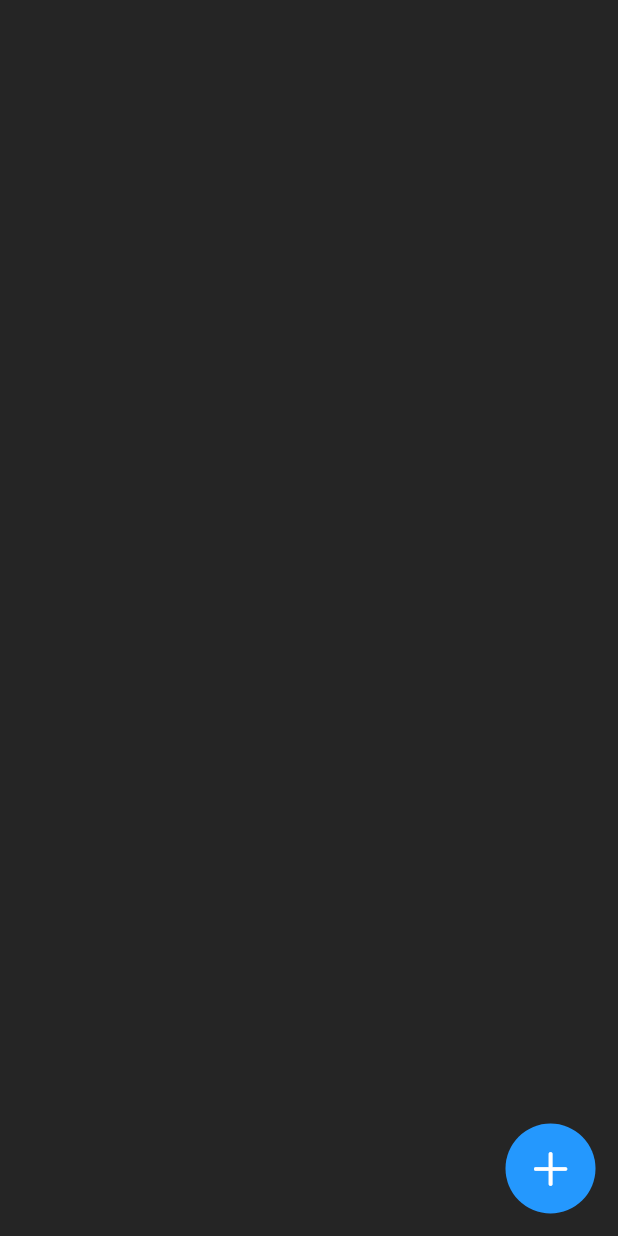
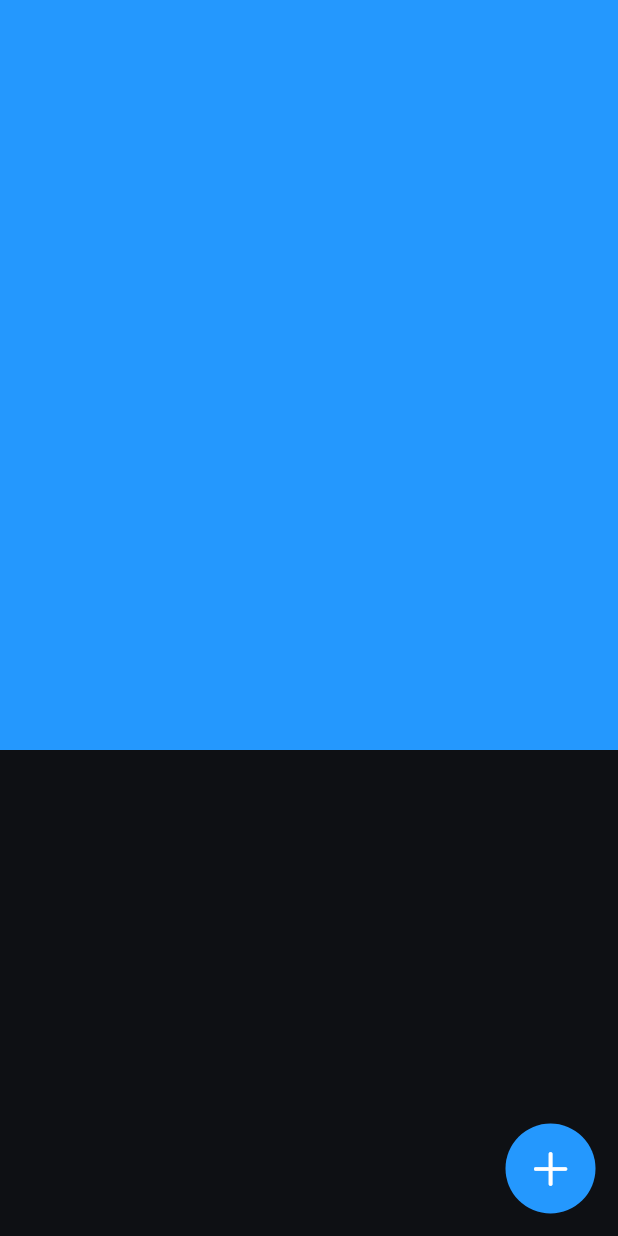
Before and after one commit to MBalaguid/iOS-bottom-sheet, a Flutter app: the screen it shows after launch, on a phone screen of 412 x 824 dp. Run offline on Flutter 3.47's test engine with Material 2 defaults, Android fonts, the phone set to English and light mode, and no system bars.

Commit message:
fix scroll 👌

```diff
--- a/lib/bottom.dart
+++ b/lib/bottom.dart
@@ -14,15 +14,16 @@ class _bottombuttonState extends State<bottombutton> {
 
   @override
   Widget build(BuildContext context) {
-    return Container(
+    return Stack(
+      children: [
+        Positioned(
+          bottom: 0,
+          right: 0,
+          left: 0,
           child: Column(
             mainAxisAlignment: MainAxisAlignment.end,
             crossAxisAlignment: CrossAxisAlignment.end,
             children: [
-          Expanded(
-            child: Container(),
-          ),
-
               AnimatedOpacity(
                 opacity: !_IsRotat ? 1 : 0,
                 duration: Duration(milliseconds: 400),
@@ -43,7 +44,8 @@ class _bottombuttonState extends State<bottombutton> {
                               height: 45,
                               width: 45,
                               decoration: BoxDecoration(
-                            borderRadius: BorderRadius.all(Radius.circular(50)),
+                                borderRadius:
+                                    BorderRadius.all(Radius.circular(50)),
                                 color: Colors.white,
                               ),
                               child: Icon(
@@ -58,7 +60,8 @@ class _bottombuttonState extends State<bottombutton> {
                               height: 45,
                               width: 45,
                               decoration: BoxDecoration(
-                            borderRadius: BorderRadius.all(Radius.circular(50)),
+                                borderRadius:
+                                    BorderRadius.all(Radius.circular(50)),
                                 color: Colors.white,
                               ),
                               child: Icon(
@@ -87,8 +90,9 @@ class _bottombuttonState extends State<bottombutton> {
                           },
                           duration: Duration(milliseconds: 400),
                           height: (!_IsOpeen) ? 45 : 185,
-                      width:
-                          (!_IsOpeen) ? 45 : MediaQuery.of(context).size.width,
+                          width: (!_IsOpeen)
+                              ? 45
+                              : MediaQuery.of(context).size.width,
                           decoration: BoxDecoration(
                             borderRadius: BorderRadius.all(
                                 Radius.circular((!_IsOpeen) ? 50 : 18)),
@@ -103,7 +107,8 @@ class _bottombuttonState extends State<bottombutton> {
                                   opacity: _IsFinis ? 1.0 : 0.0,
                                   duration: Duration(milliseconds: 400),
                                   child: Column(
-                                crossAxisAlignment: CrossAxisAlignment.start,
+                                    crossAxisAlignment:
+                                        CrossAxisAlignment.start,
                                     children: [
                                       Padding(
                                         padding: EdgeInsets.all(15),
@@ -156,8 +161,10 @@ class _bottombuttonState extends State<bottombutton> {
                                                   height: 50,
                                                   width: 50,
                                                   decoration: BoxDecoration(
-                                                borderRadius: BorderRadius.all(
-                                                    Radius.circular(50)),
+                                                    borderRadius:
+                                                        BorderRadius.all(
+                                                            Radius.circular(
+                                                                50)),
                                                     color: blueColor,
                                                   ),
                                                 ),
@@ -199,7 +206,8 @@ class _bottombuttonState extends State<bottombutton> {
                     child: AnimatedContainer(
                       duration: Duration(milliseconds: 400),
                       height: 60,
-                  width: (!_IsOpeen) ? 60 : MediaQuery.of(context).size.width,
+                      width:
+                          (!_IsOpeen) ? 60 : MediaQuery.of(context).size.width,
                       decoration: BoxDecoration(
                         borderRadius: BorderRadius.all(Radius.circular(100)),
                         color: blueColor,
@@ -227,6 +235,8 @@ class _bottombuttonState extends State<bottombutton> {
               ),
             ],
           ),
+        ),
+      ],
     );
   }
 }
--- a/lib/main.dart
+++ b/lib/main.dart
@@ -19,7 +19,24 @@ class _iOSheetState extends State<iOSheet> {
       home: Scaffold(
         backgroundColor: darkColor,
         body: Container(
-          child: bottombutton(),
+          child: Stack(
+            children: [
+              //
+              ListView(
+                children: [
+                  Container(
+                    height: 500,
+                    color: blueColor,
+                  ),
+                  Container(
+                    height: 1000,
+                    color: blckColor,
+                  ),
+                ],
+              ),
+              bottombutton(),
+            ],
+          ),
         ),
       ),
     );
```
Lines whose indentation alone changed are shown as unchanged.
